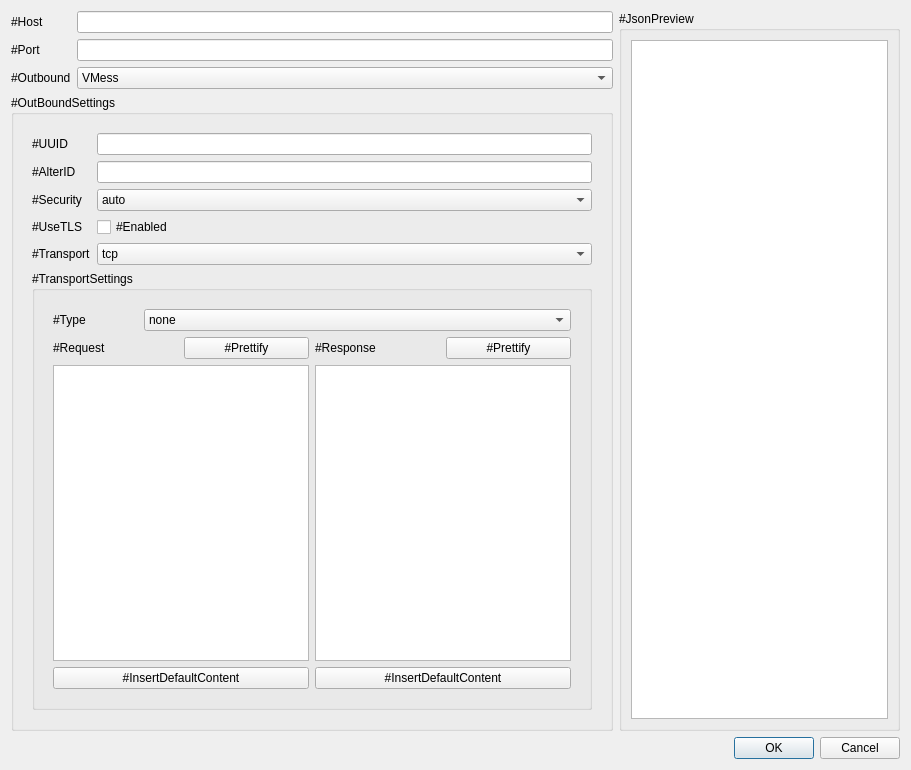
First picture: the form in src/w_ConnectionEditWindow.ui, repository darsvador/qvssr, before the edit.
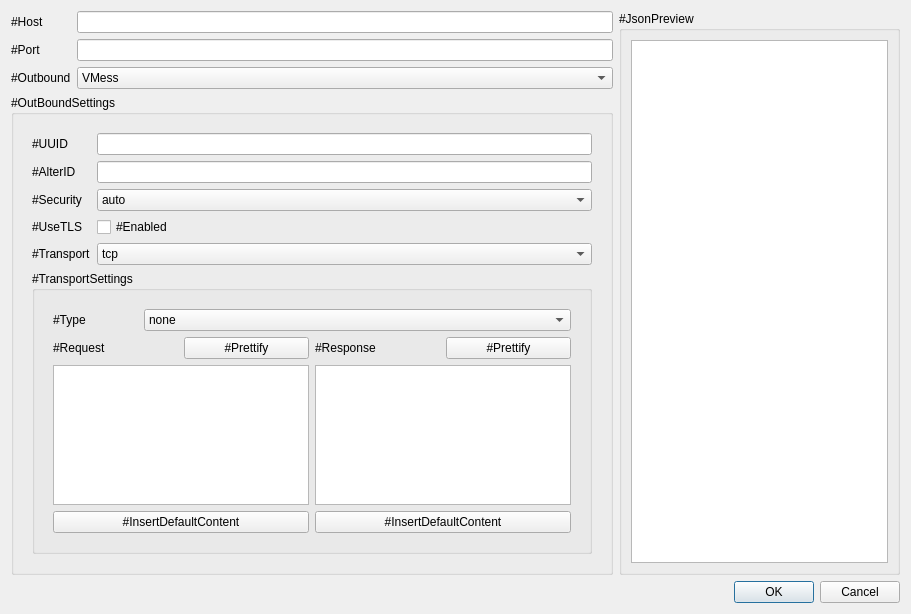
Second picture: the form after the edit.

Commit message: [UI] Several UI fixes and version scheme changes, fixed a connection selection issue.

```diff
--- a/src/w_ConnectionEditWindow.ui
+++ b/src/w_ConnectionEditWindow.ui
@@ -7,7 +7,7 @@
     <x>0</x>
     <y>0</y>
     <width>911</width>
-    <height>770</height>
+    <height>614</height>
    </rect>
   </property>
   <property name="sizePolicy">
```
The commit also changes 5 other files.
